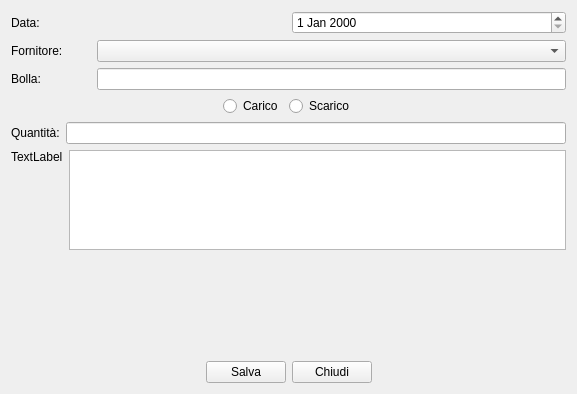
First picture: the form in ftcontainersoperation_mod.ui, repository fblabs/CLTags, before the edit.
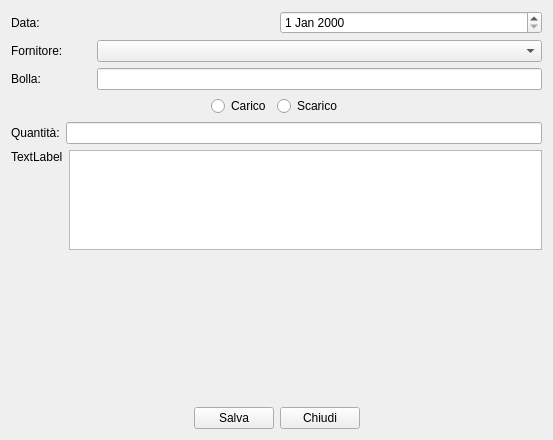
Second picture: the form after the edit. Icons and pictures are not drawn.

```diff
--- a/ftcontainersoperation_mod.ui
+++ b/ftcontainersoperation_mod.ui
@@ -9,8 +9,8 @@
    <rect>
     <x>0</x>
     <y>0</y>
-    <width>577</width>
-    <height>394</height>
+    <width>553</width>
+    <height>440</height>
    </rect>
   </property>
   <property name="windowTitle">
```
